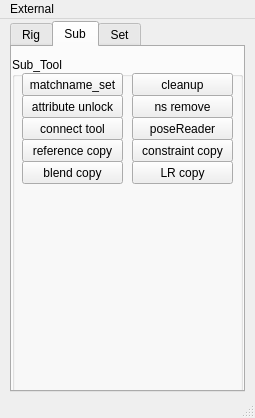
Above: python/KJY_UI.ui from sumtting/KJY before the change. Below: the same form after it.
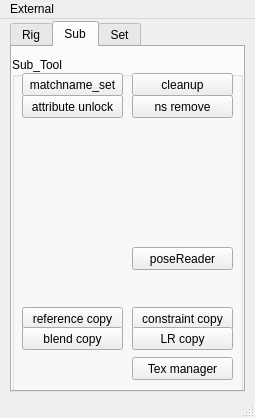
That is the form after the change. The open tabs and pages were chosen to show the change.

The edit to the form file:
```diff
--- a/python/KJY_UI.ui
+++ b/python/KJY_UI.ui
@@ -717,7 +717,7 @@
            <string>--------</string>
           </property>
          </widget>
-         <widget class="QPushButton" name="vvv">
+         <widget class="QPushButton" name="connect_tool_btn">
           <property name="geometry">
            <rect>
             <x>120</x>
@@ -856,27 +856,11 @@
            <string>attribute unlock</string>
           </property>
          </widget>
-         <widget class="QPushButton" name="connect_tool_btn">
-          <property name="geometry">
-           <rect>
-            <x>10</x>
-            <y>60</y>
-            <width>101</width>
-            <height>23</height>
-           </rect>
-          </property>
-          <property name="toolTip">
-           <string>&lt;html&gt;&lt;head/&gt;&lt;body&gt;&lt;p&gt;선택한 object의 Attribute를 모두 unlock&lt;/p&gt;&lt;/body&gt;&lt;/html&gt;</string>
-          </property>
-          <property name="text">
-           <string>connect tool</string>
-          </property>
-         </widget>
          <widget class="QPushButton" name="posereader_btn">
           <property name="geometry">
            <rect>
             <x>120</x>
-            <y>60</y>
+            <y>190</y>
             <width>101</width>
             <height>23</height>
            </rect>
@@ -892,7 +876,7 @@
           <property name="geometry">
            <rect>
             <x>10</x>
-            <y>82</y>
+            <y>250</y>
             <width>101</width>
             <height>23</height>
            </rect>
@@ -908,7 +892,7 @@
           <property name="geometry">
            <rect>
             <x>120</x>
-            <y>82</y>
+            <y>250</y>
             <width>101</width>
             <height>23</height>
            </rect>
@@ -924,7 +908,7 @@
           <property name="geometry">
            <rect>
             <x>10</x>
-            <y>104</y>
+            <y>270</y>
             <width>101</width>
             <height>23</height>
            </rect>
@@ -940,7 +924,7 @@
           <property name="geometry">
            <rect>
             <x>120</x>
-            <y>104</y>
+            <y>270</y>
             <width>101</width>
             <height>23</height>
            </rect>
@@ -952,6 +936,22 @@
            <string>LR copy</string>
           </property>
          </widget>
+         <widget class="QPushButton" name="tex_manager_btn">
+          <property name="geometry">
+           <rect>
+            <x>120</x>
+            <y>300</y>
+            <width>101</width>
+            <height>23</height>
+           </rect>
+          </property>
+          <property name="toolTip">
+           <string>&lt;html&gt;&lt;head/&gt;&lt;body&gt;&lt;p&gt;선택한 컨트롤러의 어트리뷰트값을 반대쪽 컨트롤러에 copy&lt;br/&gt;(전체 네이밍은 같고 L/R만 달라야함)&lt;/p&gt;&lt;/body&gt;&lt;/html&gt;</string>
+          </property>
+          <property name="text">
+           <string>Tex manager</string>
+          </property>
+         </widget>
         </widget>
        </item>
       </layout>
```
Left out of the diff: 4 changed lines with no effect on the pictures.
